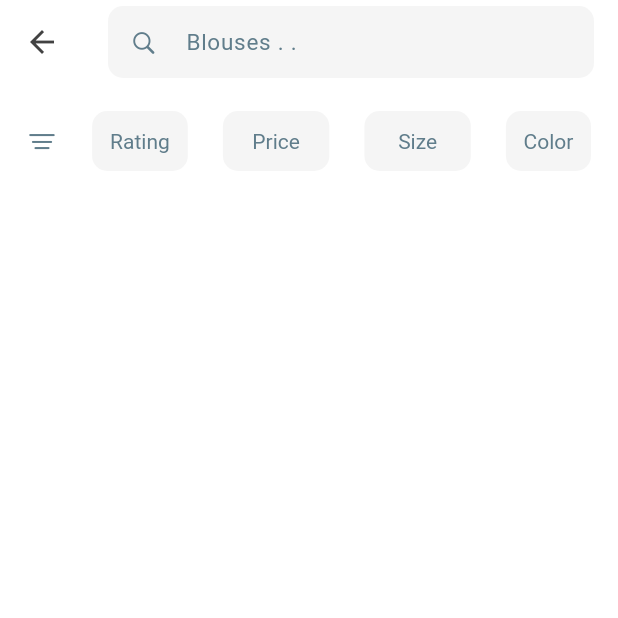
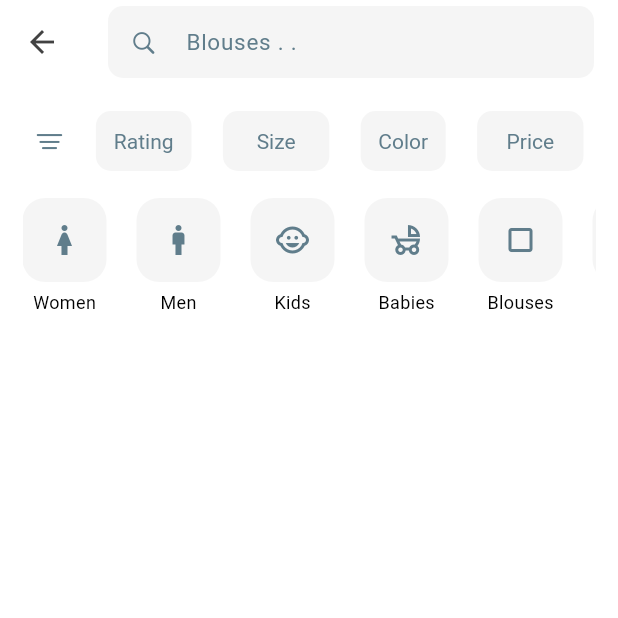
Before and after one commit to CMariuss/clothes_e_commerce, a Flutter app: the screen it shows after launch, after a tap on an icon or button, on a phone screen of 412 x 824 dp, the top half of it. Run offline on Flutter 3.47's test engine with Material 3 defaults, Android fonts, the phone set to English and light mode, and no system bars; our stand-ins replace google_nav_bar.

Commit message:
1. Adding categories in a separate file 2. Adding categories in 'explore_page.dart'

```diff
--- /dev/null
+++ b/lib/components/categories_row.dart
@@ -0,0 +1,66 @@
+import 'package:flutter/material.dart';
+
+import 'category_box.dart';
+
+class CategoriesRow extends StatelessWidget {
+  const CategoriesRow({super.key});
+
+  @override
+  Widget build(BuildContext context) {
+    return SizedBox(
+      height: 130,
+      child: ListView(
+        shrinkWrap: true,
+        scrollDirection: Axis.horizontal,
+        // physics: const NeverScrollableScrollPhysics(),
+        children: const [
+          // women
+          CategoryBox(
+            title: 'Women',
+            icon: Icons.woman,
+          ),
+
+          SizedBox(width: 20),
+
+          // men
+          CategoryBox(
+            title: 'Men',
+            icon: Icons.man,
+          ),
+
+          SizedBox(width: 20),
+
+          // kids
+          CategoryBox(
+            title: 'Kids',
+            icon: Icons.child_care,
+          ),
+
+          SizedBox(width: 20),
+
+          // babies
+          CategoryBox(
+            title: 'Babies',
+            icon: Icons.child_friendly_outlined,
+          ),
+
+          SizedBox(width: 20),
+
+          // blouses
+          CategoryBox(
+            title: 'Blouses',
+            icon: Icons.crop_square_outlined,
+          ),
+
+          SizedBox(width: 20),
+
+          // trousers
+          CategoryBox(
+            title: 'Trousers',
+            icon: Icons.circle_outlined,
+          ),
+        ],
+      ),
+    );
+  }
+}
--- a/lib/components/category_box.dart
+++ b/lib/components/category_box.dart
@@ -15,17 +15,17 @@ class CategoryBox extends StatelessWidget {
     return Column(
       children: [
         Container(
-          padding: const EdgeInsets.symmetric(horizontal: 20, vertical: 20),
+          padding: const EdgeInsets.symmetric(horizontal: 16, vertical: 16),
           decoration: BoxDecoration(
             color: Colors.grey.shade100,
-            borderRadius: BorderRadius.circular(20),
+            borderRadius: BorderRadius.circular(15),
           ),
           child: Icon(
             icon,
             color: Colors.blueGrey,
           ),
         ),
-        const SizedBox(height: 10),
+        const SizedBox(height: 5),
         Text(
           title,
           style: const TextStyle(
--- a/lib/components/explore_filter_row.dart
+++ b/lib/components/explore_filter_row.dart
@@ -11,9 +11,9 @@ class ExploreFilterRow extends StatefulWidget {
 class _ExploreFilterRowState extends State<ExploreFilterRow> {
   // Dropdown values
   String selectedRating = 'Rating';
-  String selectedPrice = 'Price';
   String selectedSize = 'Size';
   String selectedColor = 'Color';
+  String selectedPrice = 'Price';
 
   // Dropdown options
   final List<String> ratingOptions = [
@@ -54,12 +54,6 @@ class _ExploreFilterRowState extends State<ExploreFilterRow> {
             });
           }),
           // const SizedBox(width: 10),
-          _buildDropdown('Price', selectedPrice, priceOptions, (value) {
-            setState(() {
-              selectedPrice = value!;
-            });
-          }),
-          // const SizedBox(width: 10),
           _buildDropdown('Size', selectedSize, sizeOptions, (value) {
             setState(() {
               selectedSize = value!;
@@ -69,6 +63,12 @@ class _ExploreFilterRowState extends State<ExploreFilterRow> {
           _buildDropdown('Color', selectedColor, colorOptions, (value) {
             setState(() {
               selectedColor = value!;
+            });
+          }),
+          // const SizedBox(width: 10),
+          _buildDropdown('Price', selectedPrice, priceOptions, (value) {
+            setState(() {
+              selectedPrice = value!;
             });
           }),
         ],
--- a/lib/pages/explore_page.dart
+++ b/lib/pages/explore_page.dart
@@ -1,3 +1,4 @@
+import 'package:clothes_e_commerce/components/categories_row.dart';
 import 'package:clothes_e_commerce/components/explore_filter_row.dart';
 import 'package:clothes_e_commerce/components/search_text_field.dart';
 import 'package:flutter/material.dart';
@@ -19,14 +20,16 @@ class _ExplorePageState extends State<ExplorePage> {
       ),
       body: const Center(
         child: Padding(
-          padding: EdgeInsets.symmetric(horizontal: 10),
+          padding: EdgeInsets.symmetric(horizontal: 15),
           child: Column(
             children: [
               // filter row
               SizedBox(height: 10),
-              ExploreFilterRow()
+              ExploreFilterRow(),
 
               // categories
+              SizedBox(height: 10),
+              CategoriesRow(),
 
               // product list
             ],
--- a/lib/pages/shop_page.dart
+++ b/lib/pages/shop_page.dart
@@ -1,3 +1,4 @@
+import 'package:clothes_e_commerce/components/categories_row.dart';
 import 'package:flutter/material.dart';
 
 import '../components/ad_container.dart';
@@ -62,61 +63,7 @@ class _ShopPageState extends State<ShopPage> {
           const SizedBox(height: 15),
 
           // clothes categories
-          SizedBox(
-            height: 130,
-            child: ListView(
-              shrinkWrap: true,
-              scrollDirection: Axis.horizontal,
-              // physics: const NeverScrollableScrollPhysics(),
-              children: const [
-                // women
-                CategoryBox(
-                  title: 'Women',
-                  icon: Icons.woman,
-                ),
-
-                SizedBox(width: 20),
-
-                // men
-                CategoryBox(
-                  title: 'Men',
-                  icon: Icons.man,
-                ),
-
-                SizedBox(width: 20),
-
-                // kids
-                CategoryBox(
-                  title: 'Kids',
-                  icon: Icons.child_care,
-                ),
-
-                SizedBox(width: 20),
-
-                // babies
-                CategoryBox(
-                  title: 'Babies',
-                  icon: Icons.child_friendly_outlined,
-                ),
-
-                SizedBox(width: 20),
-
-                // blouses
-                CategoryBox(
-                  title: 'Blouses',
-                  icon: Icons.crop_square_outlined,
-                ),
-
-                SizedBox(width: 20),
-
-                // trousers
-                CategoryBox(
-                  title: 'Trousers',
-                  icon: Icons.circle_outlined,
-                ),
-              ],
-            ),
-          ),
+          const CategoriesRow(),
 
           // best products label
           SeeAllLabel(
```
